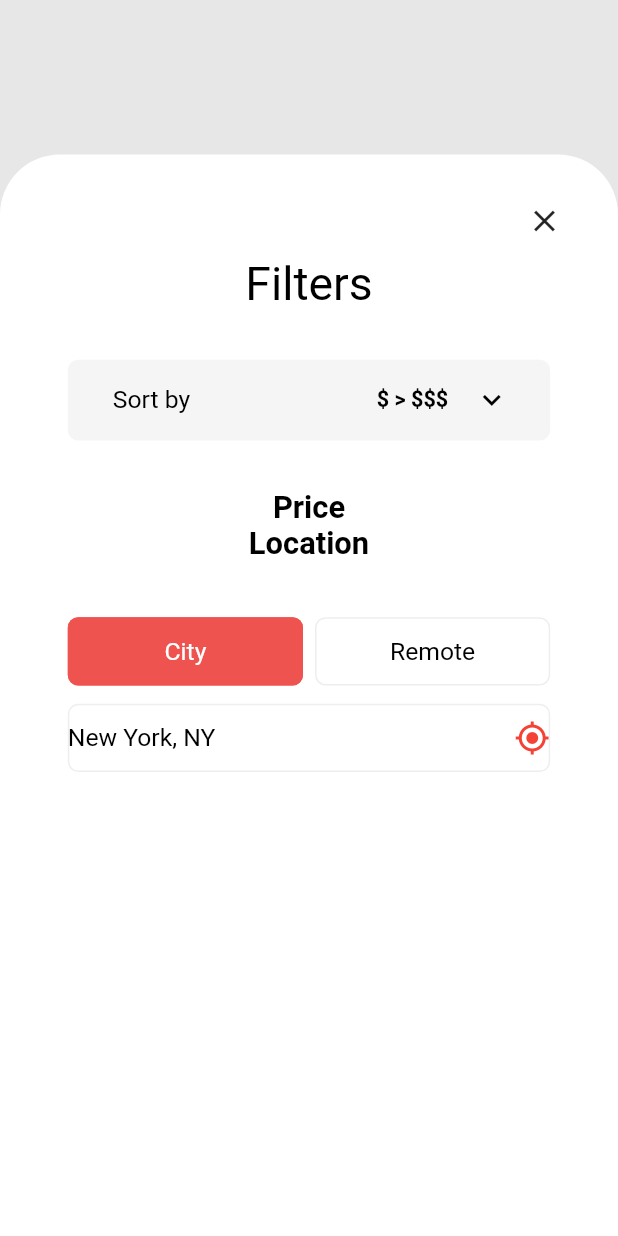
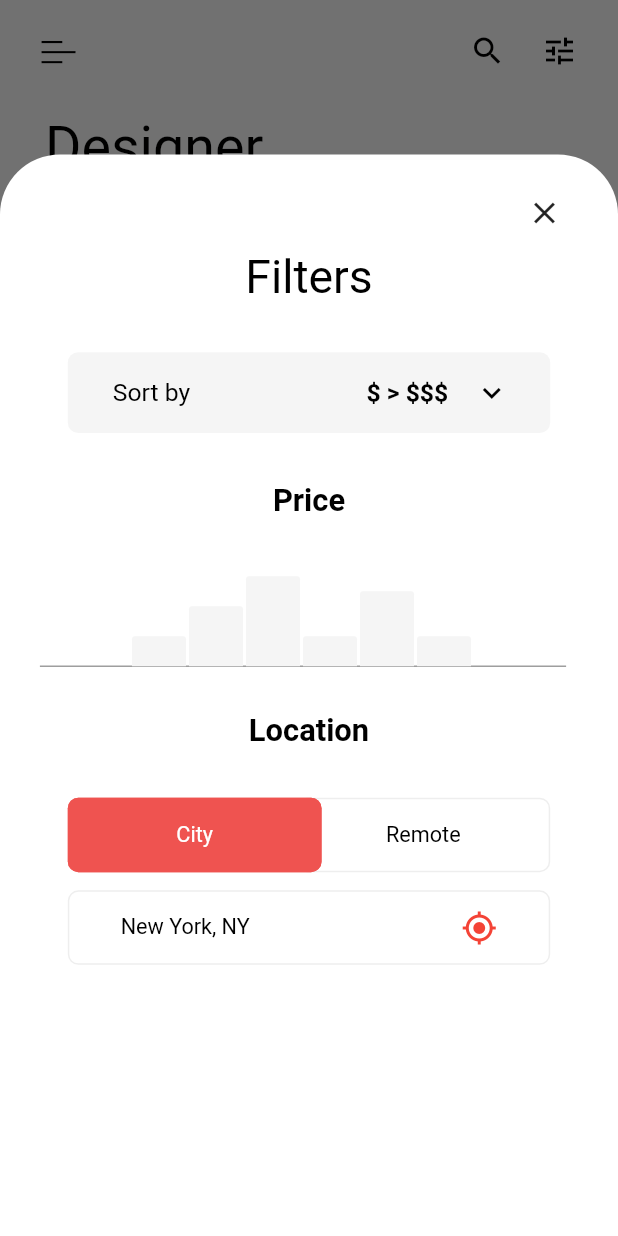
Before and after one commit to weldonsouza/job_search_app, a Flutter app: the screen it shows after launch, after a tap on the "tune" icon, on a phone screen of 412 x 824 dp. Run offline on Flutter 3.47's test engine with Material 2 defaults, Android fonts, the phone set to English and light mode, and no system bars; our stand-ins replace charts_flutter, font_awesome_flutter, material_design_icons_flutter.

Commit message:
Add pages

```diff
--- a/lib/src/filter/filters.dart
+++ b/lib/src/filter/filters.dart
@@ -1,6 +1,8 @@
 import 'package:flutter/cupertino.dart';
 import 'package:flutter/material.dart';
 import 'package:jobsearchapp/src/utils/globals.dart';
+import 'package:jobsearchapp/src/utils/hidden_ticks_and_labels_axis.dart';
+import 'package:charts_flutter/flutter.dart' as charts;
 
 class Filters extends StatefulWidget {
   @override
@@ -8,6 +10,60 @@ class Filters extends StatefulWidget {
 }
 
 class _FiltersState extends State<Filters> {
+  List<charts.Series<OrdinalSales, String>> _createSampleData() {
+    final saleDate1 = [new OrdinalSales('2014', 20),];
+    final saleDate2 = [new OrdinalSales('2014', 40),];
+    final saleDate3 = [new OrdinalSales('2014', 60),];
+    final saleDate4 = [new OrdinalSales('2014', 20),];
+    final saleDate5 = [new OrdinalSales('2014', 50),];
+    final saleDate6 = [new OrdinalSales('2014', 20),];
+
+    return [
+      new charts.Series<OrdinalSales, String>(
+        id: 'Desktop',
+        domainFn: (OrdinalSales sales, _) => sales.year,
+        measureFn: (OrdinalSales sales, _) => sales.sales,
+        data: saleDate1,
+        colorFn: (_, __) => charts.Color.fromHex(code: '#F5F5F5'),
+      ),
+      new charts.Series<OrdinalSales, String>(
+        id: 'Tablet',
+        domainFn: (OrdinalSales sales, _) => sales.year,
+        measureFn: (OrdinalSales sales, _) => sales.sales,
+        colorFn: (_, __) => charts.Color.fromHex(code: '#F5F5F5'),
+        data: saleDate2,
+      ),
+      new charts.Series<OrdinalSales, String>(
+        id: 'Mobile',
+        domainFn: (OrdinalSales sales, _) => sales.year,
+        measureFn: (OrdinalSales sales, _) => sales.sales,
+        colorFn: (_, __) => charts.Color.fromHex(code: '#F5F5F5'),
+        data: saleDate3,
+      ),
+      new charts.Series<OrdinalSales, String>(
+        id: 'Desktop',
+        domainFn: (OrdinalSales sales, _) => sales.year,
+        measureFn: (OrdinalSales sales, _) => sales.sales,
+        colorFn: (_, __) => charts.Color.fromHex(code: '#F5F5F5'),
+        data: saleDate4,
+      ),
+      new charts.Series<OrdinalSales, String>(
+        id: 'Tablet',
+        domainFn: (OrdinalSales sales, _) => sales.year,
+        measureFn: (OrdinalSales sales, _) => sales.sales,
+        colorFn: (_, __) => charts.Color.fromHex(code: '#F5F5F5'),
+        data: saleDate5,
+      ),
+      new charts.Series<OrdinalSales, String>(
+        id: 'Mobile',
+        domainFn: (OrdinalSales sales, _) => sales.year,
+        measureFn: (OrdinalSales sales, _) => sales.sales,
+        colorFn: (_, __) => charts.Color.fromHex(code: '#F5F5F5'),
+        data: saleDate6,
+      ),
+    ];
+  }
+
   @override
   Widget build(BuildContext context) {
     return Material(
@@ -24,7 +80,7 @@ class _FiltersState extends State<Filters> {
               child: Column(
                 children: <Widget>[
                   Container(
-                    margin: EdgeInsets.only(top: 20, right: 25),
+                    margin: EdgeInsets.only(top: 15, right: 25),
                     alignment: Alignment.bottomRight,
                     child: IconButton(icon: Icon(Icons.close), onPressed: (){
                       Navigator.of(context).pop();
@@ -53,7 +109,7 @@ class _FiltersState extends State<Filters> {
                             Row(
                               children: <Widget>[
                                 Text('\$ > \$\$\$', style: TextStyle(color: Colors.black, fontWeight: FontWeight.bold,
-                                    fontSize: mediaQuery(context, 0.035))),
+                                    fontSize: mediaQuery(context, 0.04))),
                                 SizedBox(width: 5),
                                 IconButton(icon: Icon(Icons.keyboard_arrow_down, color: Colors.black), onPressed: (){})
                               ],
@@ -64,22 +120,31 @@ class _FiltersState extends State<Filters> {
                     ),
                   ),
                   Text('Price', style: TextStyle(color: Colors.black, fontWeight: FontWeight.bold, fontSize: mediaQuery(context, 0.05))),
+                  Container(
+                    width: mediaQuery(context, 1),
+                    height: 80,
+                    margin: EdgeInsets.symmetric(horizontal: mediaQuery(context, 0.05), vertical: mediaQuery(context, 0.06)),
+                    child: HiddenTicksAndLabelsAxis(_createSampleData())),
                   Text('Location', style: TextStyle(color: Colors.black, fontWeight: FontWeight.bold, fontSize: mediaQuery(context, 0.05))),
                   Container(
                     width: mediaQuery(context, 1),
                     height: mediaQuery(context, 0.15),
                     margin: EdgeInsets.only(right: mediaQuery(context, 0.1), left: mediaQuery(context, 0.1), top: mediaQuery(context, 0.07)),
-                    child: Row(
-                      mainAxisAlignment: MainAxisAlignment.center,
+                    child: Stack(
                       children: <Widget>[
+                        Row(
+                          mainAxisAlignment: MainAxisAlignment.end,
+                          children: <Widget>[
+                            cardJobsOffers(Colors.white, Colors.grey[200], Colors.black, 'Remote'),
+                          ],
+                        ),
                         cardJobsOffers(Colors.red[400], Colors.red[400], Colors.white, 'City'),
-                        cardJobsOffers(Colors.white, Colors.grey[200], Colors.black, 'Remote'),
                       ],
                     ),
                   ),
                   Container(
                     width: mediaQuery(context, 1),
-                    height: mediaQuery(context, 0.13),
+                    height: mediaQuery(context, 0.14),
                     margin: EdgeInsets.symmetric(horizontal: mediaQuery(context, 0.1)),
                     child: Card(
                       elevation: 0,
@@ -89,10 +154,11 @@ class _FiltersState extends State<Filters> {
                       ),
                       color: Colors.white,
                       child: Row(
-                        mainAxisAlignment: MainAxisAlignment.spaceBetween,
+                        mainAxisAlignment: MainAxisAlignment.spaceAround,
                         mainAxisSize: MainAxisSize.min,
                         children: <Widget>[
-                          Text('New York, NY', style: TextStyle(color: Colors.black, fontSize: mediaQuery(context, 0.04))),
+                          Text('New York, NY', style: TextStyle(color: Colors.black, fontSize: mediaQuery(context, 0.035))),
+                          Container(),
                           Icon(Icons.my_location, color: Colors.red)
                         ],
                       ),
@@ -105,8 +171,8 @@ class _FiltersState extends State<Filters> {
 
   cardJobsOffers(colorCard, colorBorder, colorText, text){
     return Container(
-      width: mediaQuery(context, 0.4),
-      height: mediaQuery(context, 0.13),
+      width: mediaQuery(context, 0.43),
+      height: mediaQuery(context, 0.14),
       child: Card(
         elevation: 0,
         shape: RoundedRectangleBorder(
@@ -118,7 +184,7 @@ class _FiltersState extends State<Filters> {
           mainAxisAlignment: MainAxisAlignment.center,
           mainAxisSize: MainAxisSize.min,
           children: <Widget>[
-            Text(text, style: TextStyle(color: colorText, fontSize: mediaQuery(context, 0.04))),
+            Text(text, style: TextStyle(color: colorText, fontSize: mediaQuery(context, 0.035))),
           ],
         ),
       ),
--- a/lib/src/home.dart
+++ b/lib/src/home.dart
@@ -3,6 +3,7 @@ import 'package:flutter/material.dart';
 import 'package:jobsearchapp/src/filter/filters.dart';
 import 'package:jobsearchapp/src/menu_lateral/menu.dart';
 
+import 'offers/offers.dart';
 import 'utils/custom/custom_icons.dart';
 import 'utils/globals.dart';
 import 'utils/slide_route.dart';
@@ -55,39 +56,14 @@ class _HomeState extends State<Home> {
                           IconButton(
                               icon: Icon(Icons.tune, color: Colors.black),
                               onPressed: () {
-                                Navigator.push(context, CupertinoPageRoute(builder: (context) => Filters()));
+                                //Navigator.push(context, CupertinoPageRoute(builder: (context) => Filters()));
                                 //Navigator.push(context, SlideRoute(pageRoute: Filters()));
-                                /*showDialog(
+                                showDialog(
                                   context: context,
                                   builder: (BuildContext context) {
-                                    return Material(
-                                      type: MaterialType.transparency,
-                                      child: Padding(
-                                        padding: EdgeInsets.only(top: mediaQuery(context, 0.25)),
-                                        child: Container(
-                                            alignment: Alignment.topCenter,
-                                            decoration: BoxDecoration(
-                                                color: Colors.white,
-                                                borderRadius: BorderRadius.only(
-                                                    topLeft: Radius.circular(40.0),
-                                                    topRight: Radius.circular(40.0))),
-                                            child: Column(
-                                              children: <Widget>[
-                                                Row(
-                                                  mainAxisAlignment: MainAxisAlignment.end,
-                                                  children: <Widget>[
-                                                    IconButton(icon: Icon(Icons.close), onPressed: (){})
-                                                  ],
-                                                ),
-                                                Text(
-                                                  'Filter',
-                                                  style: TextStyle(color: Colors.black, fontSize: mediaQuery(context, 0.07)),
-                                                ),
-                                              ],
-                                            )),
-                                      ));
+                                    return Filters();
                                   },
-                                );*/
+                                );
                               })
                         ],
                       )
@@ -137,13 +113,13 @@ class _HomeState extends State<Home> {
                                   cardForYou(Colors.black, Color(0xff1d1d1d), Colors.white,
                                       'assets/images/uber_min.png', 'Full time', 'UI / UX Designer', 45),
                                   cardForYou(Colors.white, Colors.grey[100], Colors.black,
-                                      'assets/images/airbnb.png', 'Full time', 'UI / UX Designer', 40),
+                                      'assets/images/airbnb.png', 'Part time', 'UI / UX Designer', 40),
                                   cardForYou(Colors.white, Colors.grey[100], Colors.black,
                                       'assets/images/apple.png', 'Full time', 'UI', 50),
                                   cardForYou(Colors.white, Colors.grey[100], Colors.black,
-                                      'assets/images/citibank.png', 'Full time', 'UX Designer Mobile', 30),
+                                      'assets/images/citibank.png', 'Part time', 'UX Designer Mobile', 30),
                                   cardForYou(Colors.white, Colors.grey[100], Colors.black,
-                                      'assets/images/google.png', 'Full time', 'Develop', 40),
+                                      'assets/images/google.png', 'Part time', 'Develop', 40),
                                   cardForYou(Colors.white, Colors.grey[100], Colors.black,
                                       'assets/images/nubank.png', 'Full time', 'UX Designer', 60),
                                 ],
@@ -212,7 +188,8 @@ class _HomeState extends State<Home> {
   }
 
   cardForYou(colorCard, colorInlandCard, colorCardText, image, textCardTwo, description, price){
-    return Container(
+    return GestureDetector(
+      child: Container(
         padding: EdgeInsets.all(mediaQuery(context, 0.01)),
         child: Card(
           elevation: 0,
@@ -285,11 +262,34 @@ class _HomeState extends State<Home> {
             ),
           ),
         ),
+      ),
+      onTap: (){
+        if(image.contains('uber')){
+          Navigator.push(context, SlideRoute(pageRoute: Offerts('Uber', 'assets/images/uber.png', description,
+              'New York, NY', textCardTwo, price), directionHorizontal: 0, directionVertical: 1));
+        } else if(image.contains('airbnb')){
+          Navigator.push(context, SlideRoute(pageRoute: Offerts('Airbnb', image, description, 'New York, NY',
+              textCardTwo, price), directionHorizontal: 0, directionVertical: 1));
+        } else if(image.contains('apple')){
+          Navigator.push(context, SlideRoute(pageRoute: Offerts('Apple', image, description, 'New York, NY',
+              textCardTwo, price), directionHorizontal: 0, directionVertical: 1));
+        } else if(image.contains('citibank')){
+          Navigator.push(context, SlideRoute(pageRoute: Offerts('Citibank', image, description, 'New York, NY',
+              textCardTwo, price), directionHorizontal: 0, directionVertical: 1));
+        } else if(image.contains('google')){
+          Navigator.push(context, SlideRoute(pageRoute: Offerts('Google', image, description, 'New York, NY',
+              textCardTwo, price), directionHorizontal: 0, directionVertical: 1));
+        } else if(image.contains('nubank')){
+          Navigator.push(context, SlideRoute(pageRoute: Offerts('Nubank', image, description, 'New York, NY',
+              textCardTwo, price), directionHorizontal: 0, directionVertical: 1));
+        }
+      },
     );
   }
 
   cardRecent(image, title, subtitle, price){
-    return Card(
+    return GestureDetector(
+      child: Card(
         elevation: 0,
         shape: RoundedRectangleBorder(
           borderRadius: BorderRadius.circular(7),
@@ -332,6 +332,29 @@ class _HomeState extends State<Home> {
             ],
           ),
         ),
+      ),
+      onTap: (){
+        //('assets/images/airbnb.png', 'Visual Designer', 'Airbnb Inc.', 50),
+        if(image.contains('uber')){
+          Navigator.push(context, SlideRoute(pageRoute: Offerts(subtitle, image, title, 'New York, NY',
+              'Full time', price), directionHorizontal: 0, directionVertical: 1));
+        } else if(image.contains('airbnb')){
+          Navigator.push(context, SlideRoute(pageRoute: Offerts(subtitle, image, title, 'New York, NY',
+              'Part time', price), directionHorizontal: 0, directionVertical: 1));
+        } else if(image.contains('apple')){
+          Navigator.push(context, SlideRoute(pageRoute: Offerts(subtitle, image, title, 'New York, NY',
+              'Full time', price), directionHorizontal: 0, directionVertical: 1));
+        } else if(image.contains('citibank')){
+          Navigator.push(context, SlideRoute(pageRoute: Offerts(subtitle, image, title, 'New York, NY',
+              'Part time', price), directionHorizontal: 0, directionVertical: 1));
+        } else if(image.contains('google')){
+          Navigator.push(context, SlideRoute(pageRoute: Offerts(subtitle, image, title, 'New York, NY',
+              'Part time', price), directionHorizontal: 0, directionVertical: 1));
+        } else if(image.contains('nubank')){
+          Navigator.push(context, SlideRoute(pageRoute: Offerts(subtitle, image, title, 'New York, NY',
+              'Full time', price), directionHorizontal: 0, directionVertical: 1));
+        }
+      },
     );
   }
 }
--- /dev/null
+++ b/lib/src/utils/hidden_ticks_and_labels_axis.dart
@@ -0,0 +1,29 @@
+import 'package:flutter/material.dart';
+import 'package:charts_flutter/flutter.dart' as charts;
+
+class HiddenTicksAndLabelsAxis extends StatelessWidget {
+  final List<charts.Series> seriesList;
+  final bool animate;
+
+  HiddenTicksAndLabelsAxis(this.seriesList, {this.animate});
+
+  @override
+  Widget build(BuildContext context) {
+    return new charts.BarChart(
+      seriesList,
+      animate: animate,
+      primaryMeasureAxis:
+      new charts.NumericAxisSpec(renderSpec: new charts.NoneRenderSpec()),
+      domainAxis: new charts.OrdinalAxisSpec(
+          showAxisLine: true,
+          renderSpec: new charts.NoneRenderSpec()),
+    );
+  }
+}
+
+class OrdinalSales {
+  final String year;
+  final int sales;
+
+  OrdinalSales(this.year, this.sales);
+}
--- a/lib/src/utils/slide_route.dart
+++ b/lib/src/utils/slide_route.dart
@@ -22,8 +22,7 @@ class SlideRoute extends PageRouteBuilder {
           ) => SlideTransition(
                   position: Tween<Offset>(
                           begin: Offset(directionHorizontal, directionVertical),
-                          end: Offset.zero)
-                      .animate(animation),
+                          end: Offset.zero).animate(animation),
                   child: child)
         );
 }
--- a/pubspec.yaml
+++ b/pubspec.yaml
@@ -11,6 +11,7 @@ dependencies:
   cupertino_icons: ^0.1.2
   font_awesome_flutter: ^8.7.0
   material_design_icons_flutter: ^3.2.4096
+  charts_flutter: ^0.9.0
 
 dev_dependencies:
   flutter_test:
```
Also changed, not shown: lib/src/offers/offers.dart (added, +206 -0 lines), pubspec.lock. Lines whose indentation alone changed are shown as unchanged.
